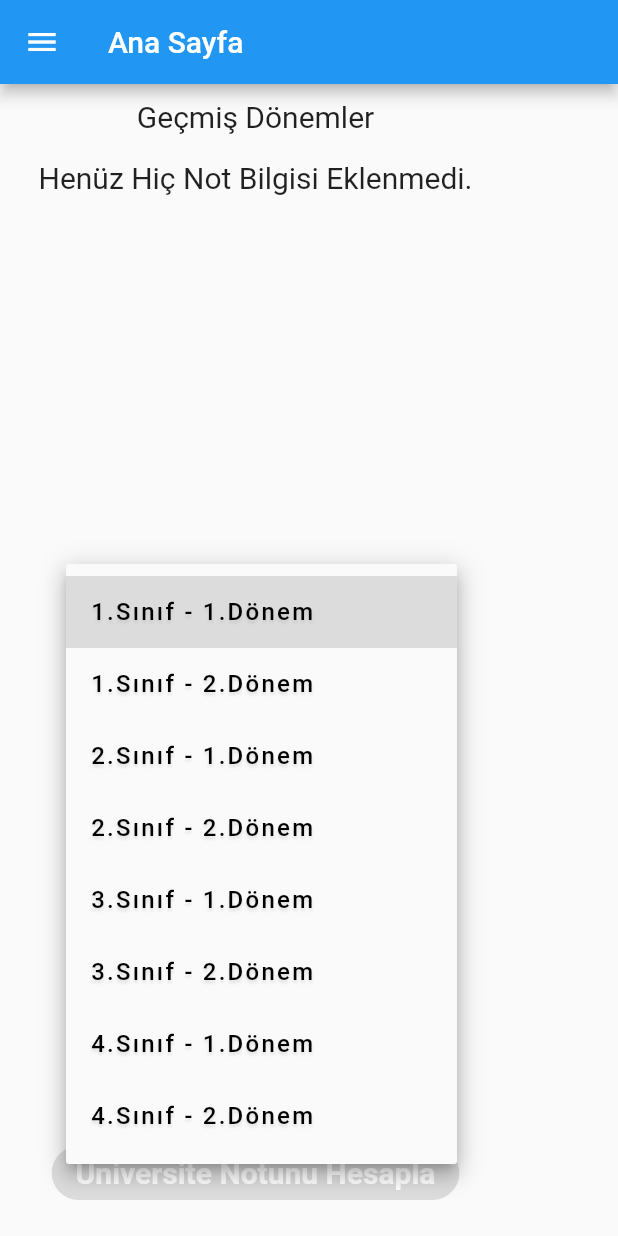
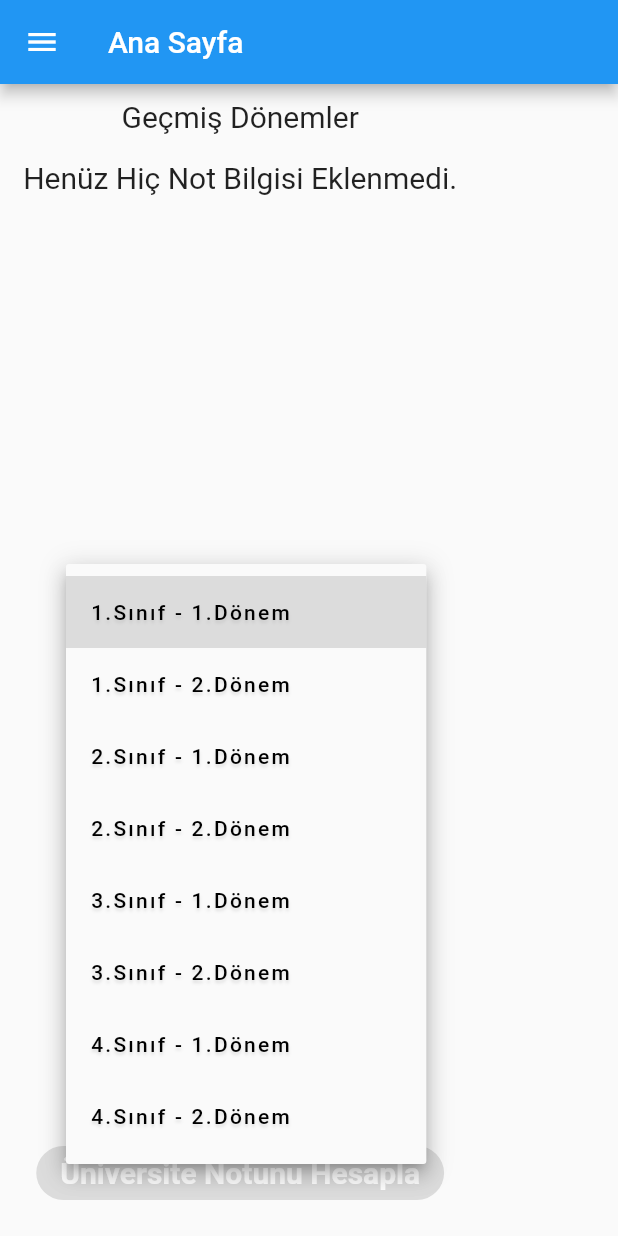
Before and after one commit to OmerYasirOnal/University-Grade-Calculator-App---Flutter, a Flutter app: the screen it shows once a user with an empty profile is signed in, after a tap on "Sınıf ve Dönem Seçiniz", on a phone screen of 412 x 824 dp. Run offline on Flutter 3.47's test engine with Material 2 defaults, Android fonts, the phone set to English and light mode, and no system bars; our stand-ins replace cloud_firestore, firebase_auth, firebase_core, get; accounts and stored records are empty; network calls fail.

Commit message:
fixed some problems

```diff
--- a/MyGradeCalculation/grade_calculator/lib/constants/constants.dart
+++ b/MyGradeCalculation/grade_calculator/lib/constants/constants.dart
@@ -3,13 +3,13 @@ import 'package:flutter/material.dart';
 TextStyle kMetinStily = const TextStyle(
   fontFamily: 'Roboto',
   color: Colors.black,
-  fontSize: 18, // Updated fontSize
+  fontSize: 14, // Updated fontSize
   fontWeight: FontWeight.bold,
 );
 
 TextStyle kSayiStily = TextStyle(
   color: Colors.black,
-  fontSize: 18, // Updated fontSize
+  fontSize: 14, // Updated fontSize
   fontWeight: FontWeight.bold,
   letterSpacing: 2,
   shadows: [
@@ -23,7 +23,7 @@ TextStyle kSayiStily = TextStyle(
 
 TextStyle kGradeStily = TextStyle(
   color: Colors.black,
-  fontSize: 16, // Updated fontSize
+  fontSize: 14, // Updated fontSize
   fontWeight: FontWeight.w500,
   letterSpacing: 1.5,
   shadows: [
--- a/MyGradeCalculation/grade_calculator/lib/controllers/auth_controller.dart
+++ b/MyGradeCalculation/grade_calculator/lib/controllers/auth_controller.dart
@@ -5,7 +5,7 @@ import 'package:flutter/material.dart';
 import 'package:get/get.dart';
 
 import '../view/authPages/login_page.dart';
-import '../view/welcome_page.dart';
+import '../view/HistoryPage.dart';
 
 class AuthController extends GetxController {
   static AuthController instance = Get.find();
@@ -29,7 +29,7 @@ class AuthController extends GetxController {
       Get.offAll(() => const LoginPage());
     } else {
       Get.offAll(
-          () => WelcomePage(email: user.email.toString(), uid: user.uid));
+          () => HistoryPage(email: user.email.toString(), uid: user.uid));
     }
   }
 
--- a/MyGradeCalculation/grade_calculator/lib/myWidgets/welcomePageWidgets/myCalculatorButtonWidget.dart
+++ b/MyGradeCalculation/grade_calculator/lib/myWidgets/welcomePageWidgets/myCalculatorButtonWidget.dart
@@ -1,7 +1,7 @@
 import 'package:flutter/material.dart';
 import 'package:get/get.dart';
 
-import '../../view/welcome_page.dart';
+import '../../view/HistoryPage.dart';
 import '../../view/lessonGradeCalculator_Page.dart';
 
 class myCalculatorButtonWidget extends StatelessWidget {
@@ -12,7 +12,7 @@ class myCalculatorButtonWidget extends StatelessWidget {
   }) : _selectedTerm = selectedTerm;
 
   final String? _selectedTerm;
-  final WelcomePage widget;
+  final HistoryPage widget;
 
   @override
   Widget build(BuildContext context) {
@@ -26,7 +26,9 @@ class myCalculatorButtonWidget extends StatelessWidget {
                   ));
             },
       style: ElevatedButton.styleFrom(
-        backgroundColor: _selectedTerm == null ? Colors.grey : Color.fromARGB(255, 4, 159, 236),
+        backgroundColor: _selectedTerm == null
+            ? Colors.grey
+            : Color.fromARGB(255, 4, 159, 236),
         shape: RoundedRectangleBorder(
           borderRadius: BorderRadius.circular(30),
         ),
--- a/MyGradeCalculation/grade_calculator/lib/view/welcome_page.dart
+++ b/MyGradeCalculation/grade_calculator/lib/view/HistoryPage.dart
@@ -6,21 +6,21 @@ import '../NavBar.dart';
 import '../myWidgets/welcomePageWidgets/myCalculatorButtonWidget.dart';
 import '../myWidgets/welcomePageWidgets/myHistoryGradesWidget.dart';
 
-class WelcomePage extends StatefulWidget {
+class HistoryPage extends StatefulWidget {
   String uid;
   String email;
 
-  WelcomePage({
+  HistoryPage({
     Key? key,
     required this.uid,
     required this.email,
   }) : super(key: key);
 
   @override
-  _WelcomePageState createState() => _WelcomePageState();
+  _HistoryPageState createState() => _HistoryPageState();
 }
 
-class _WelcomePageState extends State<WelcomePage> {
+class _HistoryPageState extends State<HistoryPage> {
   double average = 0;
   String? _selectedTerm;
   String? get uid => widget.uid;
```
Also changed, not shown: MyGradeCalculation/grade_calculator/lib/myWidgets/welcomePageWidgets/myHistoryGradesWidget.dart (+26 -8 lines).
